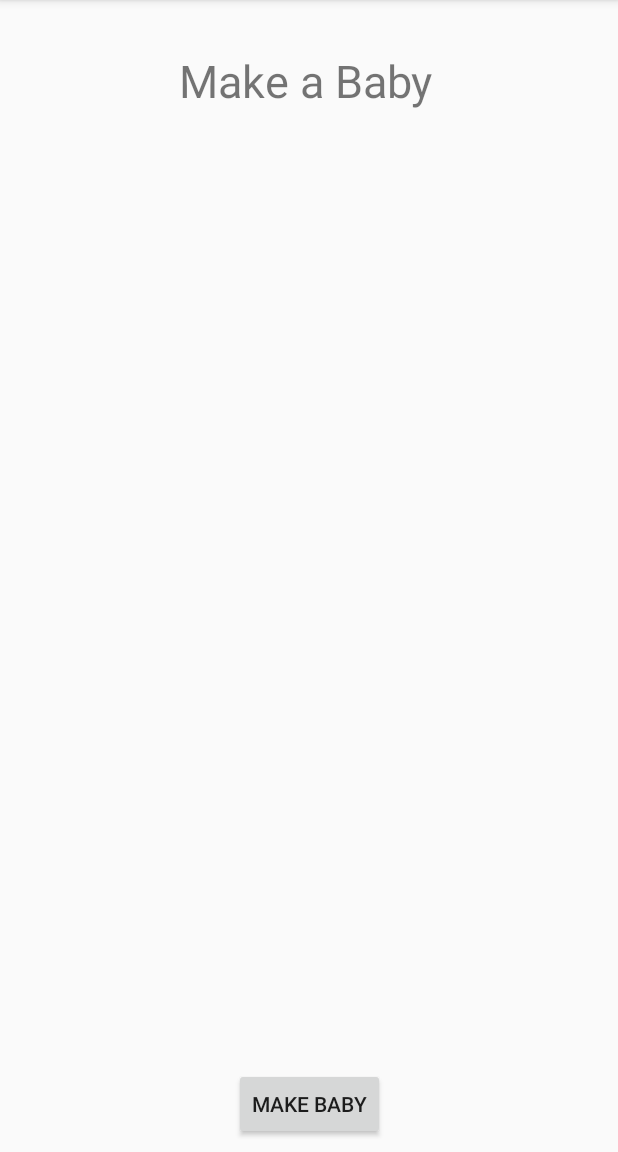
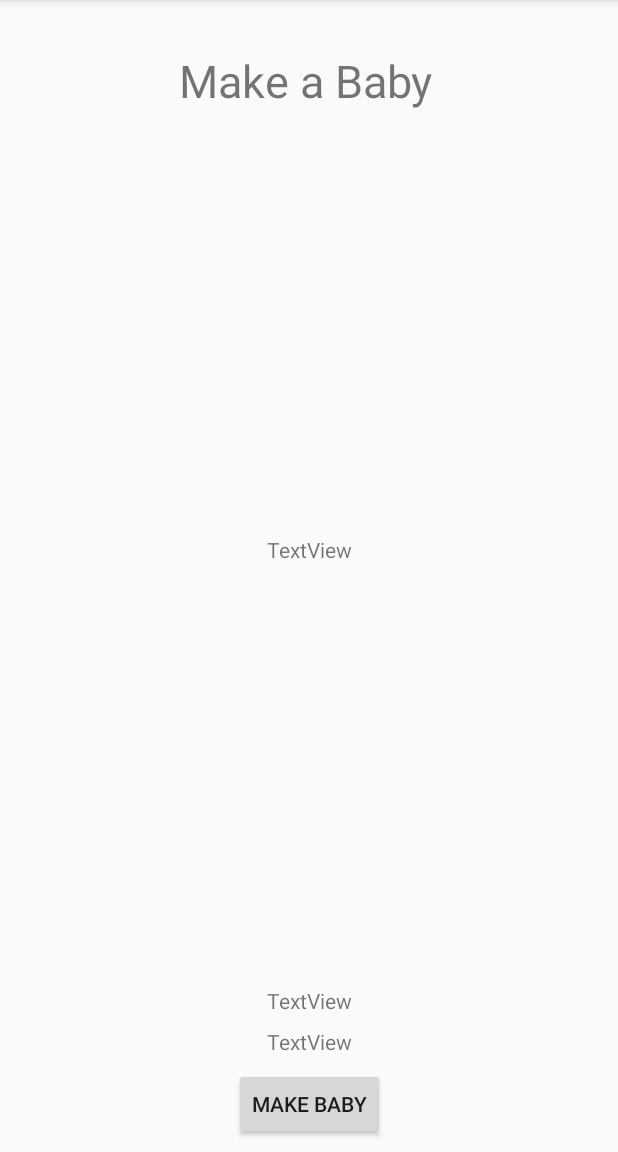
Before and after one commit to W1r3W0lf/bbapp, an Android app: the screen it shows after launch (MainActivity), on a phone screen of 412 x 824 dp, the part 84-1236 px from its top. Run offline under Robolectric (Android 15) with nearby library versions, the phone set to English and light mode, and no system bars.

Commit message:
Added basic User and Baby

```diff
--- /dev/null
+++ b/app/src/main/java/com/wolf/wire/babyapplication/Baby.java
@@ -0,0 +1,5 @@
+package com.wolf.wire.babyapplication;
+
+public class Baby {
+    String Name;
+}
--- /dev/null
+++ b/app/src/main/java/com/wolf/wire/babyapplication/User.java
@@ -0,0 +1,6 @@
+package com.wolf.wire.babyapplication;
+
+public class User {
+    String Name;
+    Baby kids[];
+}
--- a/app/src/main/res/layout/activity_main.xml
+++ b/app/src/main/res/layout/activity_main.xml
@@ -31,17 +31,42 @@
         app:layout_constraintEnd_toEndOf="parent"
         app:layout_constraintStart_toStartOf="parent" />
 
-    <ListView
-        android:layout_width="0dp"
-        android:layout_height="542dp"
+    <TextView
+        android:id="@+id/textView"
+        android:layout_width="wrap_content"
+        android:layout_height="wrap_content"
         android:layout_marginStart="8dp"
         android:layout_marginTop="8dp"
         android:layout_marginEnd="8dp"
         android:layout_marginBottom="8dp"
-        app:layout_constraintBottom_toTopOf="@+id/button"
+        android:text="TextView"
+        app:layout_constraintBottom_toTopOf="@+id/textView3"
         app:layout_constraintEnd_toEndOf="parent"
-        app:layout_constraintHorizontal_bias="0.5"
         app:layout_constraintStart_toStartOf="parent"
         app:layout_constraintTop_toBottomOf="@+id/textView2" />
 
+    <TextView
+        android:id="@+id/textView3"
+        android:layout_width="wrap_content"
+        android:layout_height="wrap_content"
+        android:layout_marginStart="8dp"
+        android:layout_marginEnd="8dp"
+        android:layout_marginBottom="8dp"
+        android:text="TextView"
+        app:layout_constraintBottom_toTopOf="@+id/textView4"
+        app:layout_constraintEnd_toEndOf="parent"
+        app:layout_constraintStart_toStartOf="parent" />
+
+    <TextView
+        android:id="@+id/textView4"
+        android:layout_width="wrap_content"
+        android:layout_height="wrap_content"
+        android:layout_marginStart="8dp"
+        android:layout_marginEnd="8dp"
+        android:layout_marginBottom="8dp"
+        android:text="TextView"
+        app:layout_constraintBottom_toTopOf="@+id/button"
+        app:layout_constraintEnd_toEndOf="parent"
+        app:layout_constraintStart_toStartOf="parent" />
+
 </android.support.constraint.ConstraintLayout>
```
